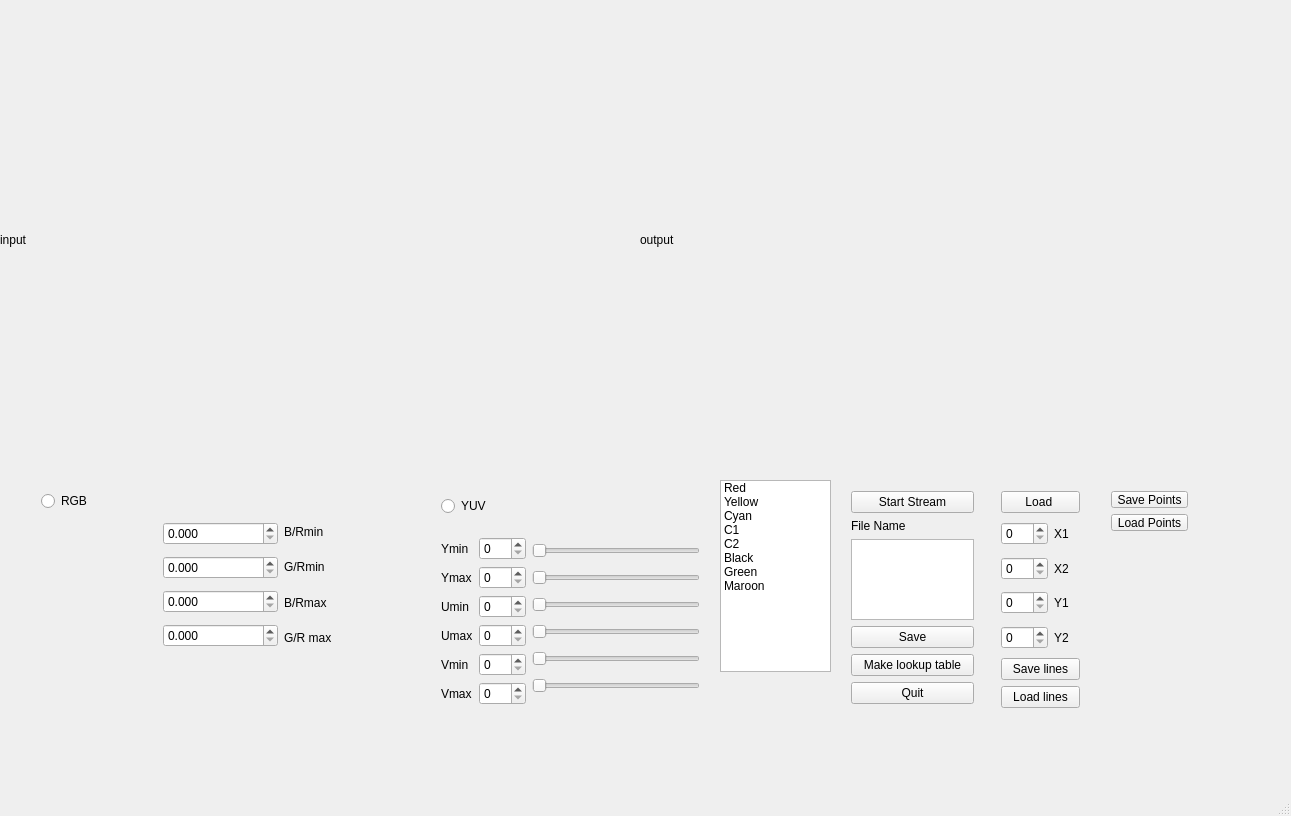
Above: trial1/mainwindow.ui from k29/epuck-main before the change. Below: the same form after it.
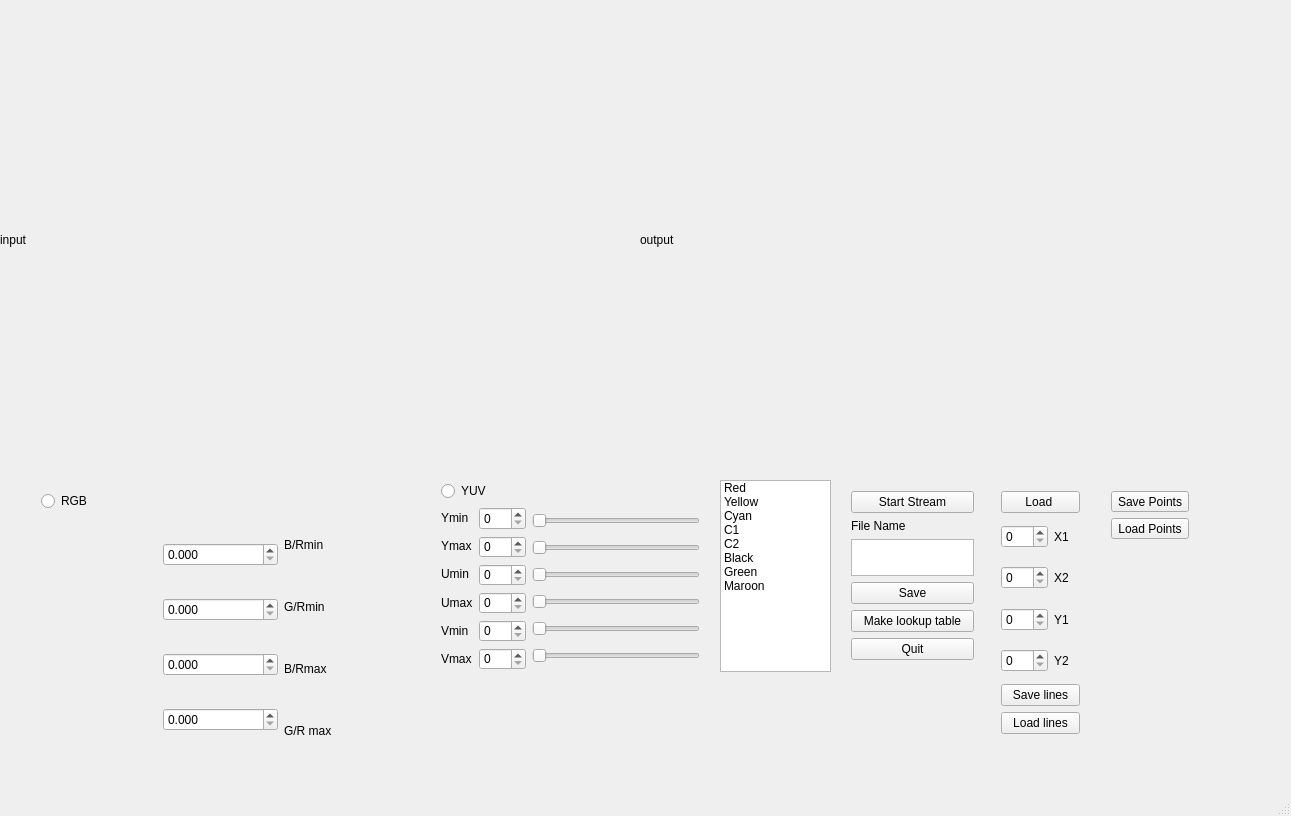
That is the form after the change. Custom widgets are drawn as their Qt base class.

Diff of the .ui file:
```diff
--- a/trial1/mainwindow.ui
+++ b/trial1/mainwindow.ui
@@ -96,7 +96,7 @@
       <x>840</x>
       <y>480</y>
       <width>145</width>
-      <height>235</height>
+      <height>191</height>
      </rect>
     </property>
     <layout class="QVBoxLayout" name="verticalLayout_9">
@@ -120,8 +120,8 @@
         <string>&lt;!DOCTYPE HTML PUBLIC &quot;-//W3C//DTD HTML 4.0//EN&quot; &quot;http://www.w3.org/TR/REC-html40/strict.dtd&quot;&gt;
 &lt;html&gt;&lt;head&gt;&lt;meta name=&quot;qrichtext&quot; content=&quot;1&quot; /&gt;&lt;style type=&quot;text/css&quot;&gt;
 p, li { white-space: pre-wrap; }
-&lt;/style&gt;&lt;/head&gt;&lt;body style=&quot; font-family:'Ubuntu'; font-size:11pt; font-weight:400; font-style:normal;&quot;&gt;
-&lt;p style=&quot;-qt-paragraph-type:empty; margin-top:0px; margin-bottom:0px; margin-left:0px; margin-right:0px; -qt-block-indent:0; text-indent:0px;&quot;&gt;&lt;br /&gt;&lt;/p&gt;&lt;/body&gt;&lt;/html&gt;</string>
+&lt;/style&gt;&lt;/head&gt;&lt;body style=&quot; font-family:'Cantarell'; font-size:11pt; font-weight:400; font-style:normal;&quot;&gt;
+&lt;p style=&quot;-qt-paragraph-type:empty; margin-top:0px; margin-bottom:0px; margin-left:0px; margin-right:0px; -qt-block-indent:0; text-indent:0px; font-family:'Ubuntu';&quot;&gt;&lt;br /&gt;&lt;/p&gt;&lt;/body&gt;&lt;/html&gt;</string>
        </property>
       </widget>
      </item>
@@ -154,7 +154,7 @@
       <x>430</x>
       <y>470</y>
       <width>281</width>
-      <height>261</height>
+      <height>211</height>
      </rect>
     </property>
     <layout class="QVBoxLayout" name="verticalLayout_8">
@@ -336,7 +336,7 @@
       <x>30</x>
       <y>480</y>
       <width>381</width>
-      <height>183</height>
+      <height>290</height>
      </rect>
     </property>
     <layout class="QVBoxLayout" name="verticalLayout_7">
@@ -476,7 +476,7 @@
       <x>990</x>
       <y>480</y>
       <width>101</width>
-      <height>239</height>
+      <height>265</height>
      </rect>
     </property>
     <layout class="QVBoxLayout" name="verticalLayout_12">
@@ -579,13 +579,13 @@
      </item>
     </layout>
    </widget>
-   <widget class="QWidget" name="">
+   <widget class="QWidget" name="layoutWidget">
     <property name="geometry">
      <rect>
       <x>1100</x>
       <y>480</y>
-      <width>99</width>
-      <height>62</height>
+      <width>100</width>
+      <height>70</height>
      </rect>
     </property>
     <layout class="QVBoxLayout" name="verticalLayout_10">
```
Left out of the diff: 576 changed lines with no effect on the pictures.
